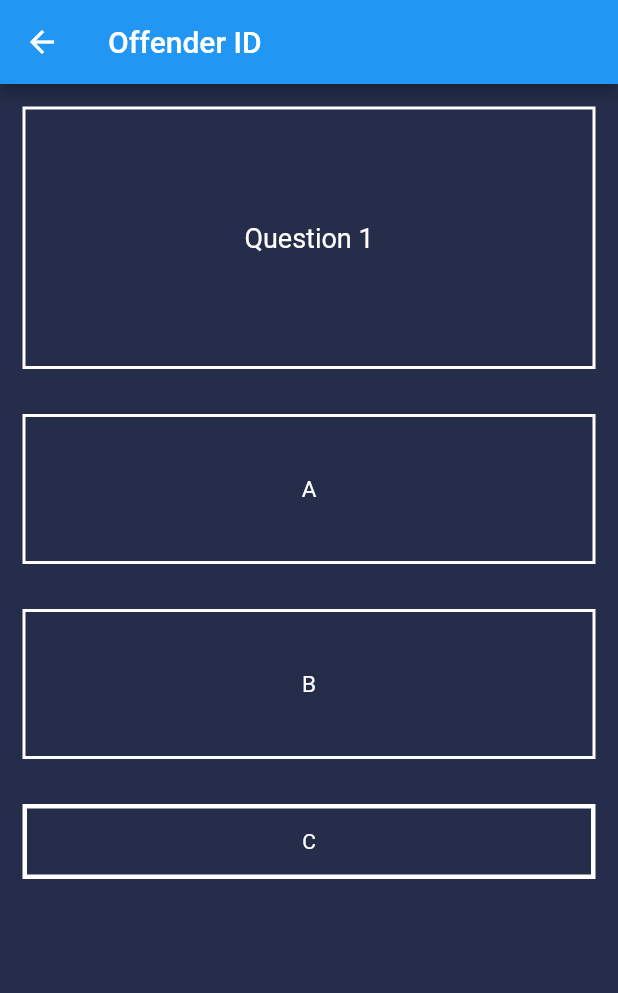
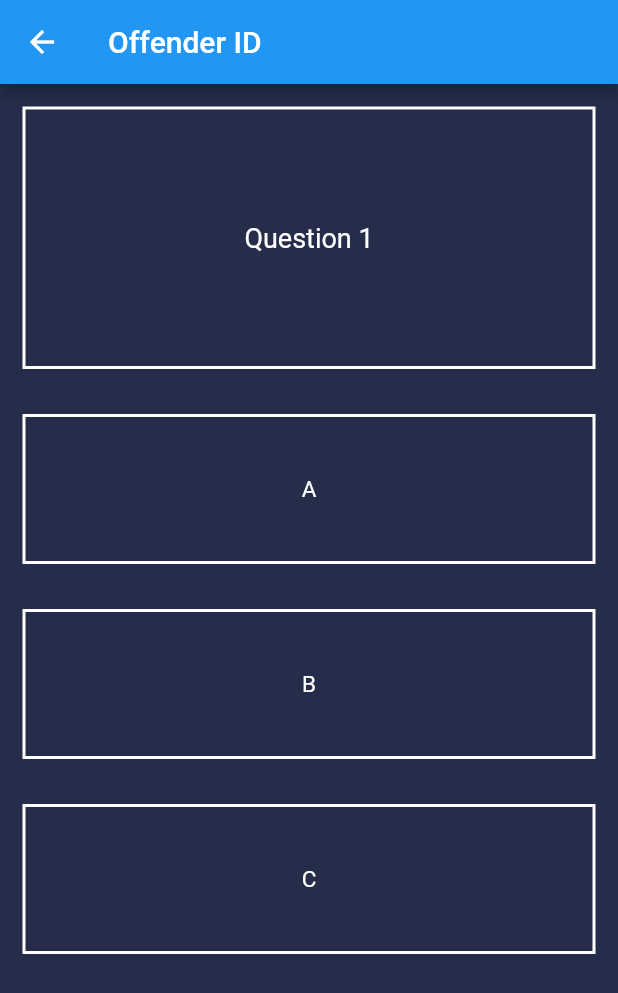
Before and after one commit to mattybbbbs/Detetective-Trainer, a Flutter app: the OffenderId screen opened directly, on a phone screen of 412 x 824 dp. Shown: the top 993 px of the screen. Run offline on Flutter 3.47's test engine with Material 2 defaults, Android fonts, the phone set to English and light mode, and no system bars.

Commit message:
layout bugs fixed on third question

```diff
--- a/lib/offenderID/offenderIDQuestions.dart
+++ b/lib/offenderID/offenderIDQuestions.dart
@@ -157,13 +157,15 @@ class _OffenderIdState extends State<OffenderId> {
                       border: Border.all(
                     color: Colors.white,
                     style: BorderStyle.solid,
-                    width: 3.0,
+                    width: 2.0,
                   )),
-                  height: 50.0,
+                  height: 100.0,
                   child: Center(
                     child: Text(
                       offenderIdQuizBrain.getWrongAnswers()[2].toString(),
+                      textAlign: TextAlign.center,
                       style: TextStyle(
+                        fontSize: 15.0,
                         color: Colors.white,
                       ),
                     ),
--- a/lib/policePowers/policePowersQuestions.dart
+++ b/lib/policePowers/policePowersQuestions.dart
@@ -153,13 +153,15 @@ class _PolicepowersState extends State<Policepowers> {
                       border: Border.all(
                     color: Colors.white,
                     style: BorderStyle.solid,
-                    width: 3.0,
+                    width: 2.0,
                   )),
-                  height: 50.0,
+                  height: 100.0,
                   child: Center(
                     child: Text(
                       policePowersQuizBrain.getWrongAnswers()[2].toString(),
+                      textAlign: TextAlign.center,
                       style: TextStyle(
+                        fontSize: 15.0,
                         color: Colors.white,
                       ),
                     ),
```
